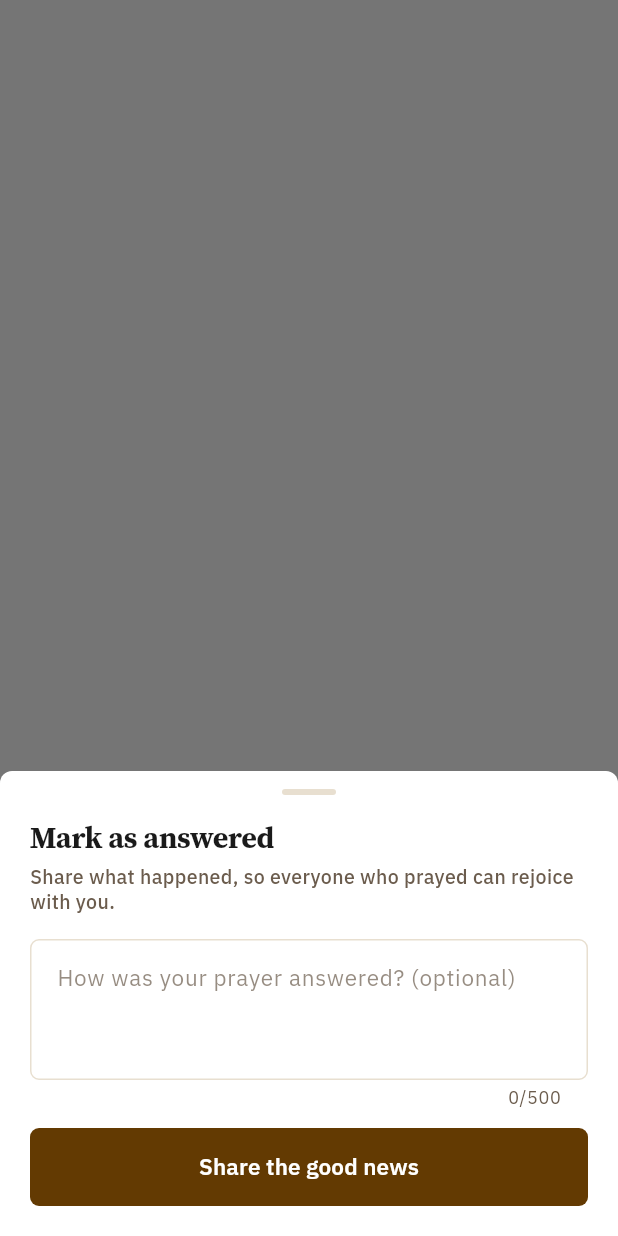
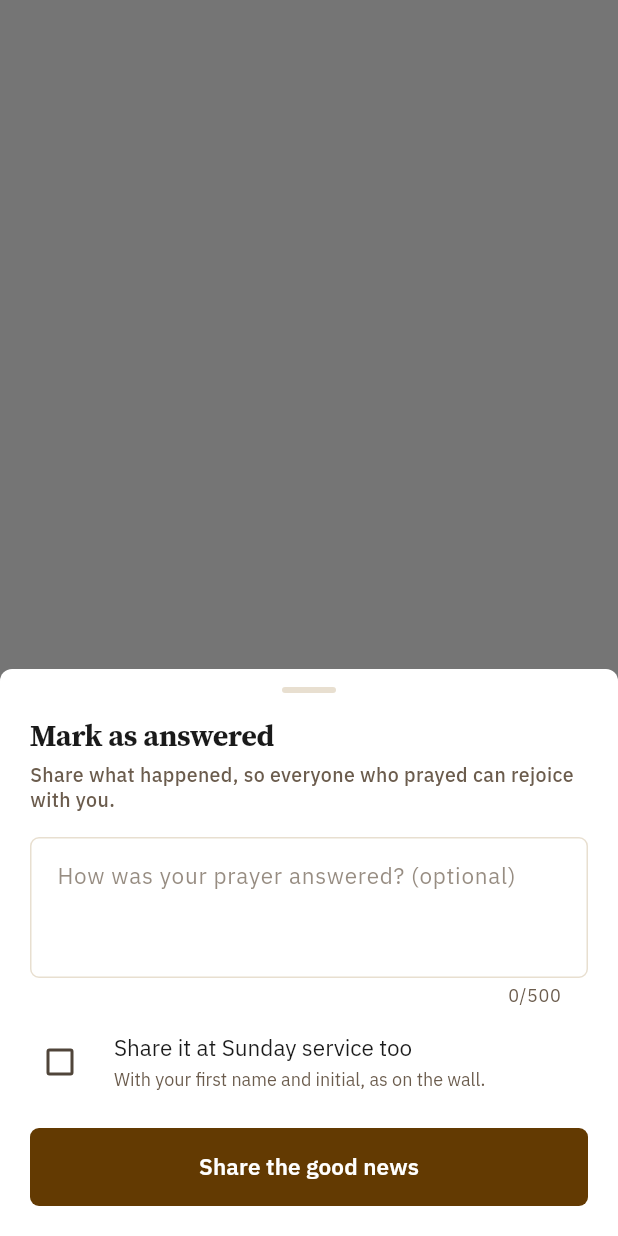
Before and after one commit to Achu-Worifung/rejoice-greatly-mobile-app, a Flutter app: what runPrayerAction() shows on an empty page, opened directly with empty values, on a phone screen of 412 x 824 dp. Run offline on Flutter 3.47's test engine with Material 3 defaults, Android fonts, the phone set to English and light mode, and no system bars; our stand-ins replace app_links, auto_size_text, cached_network_image, camera, carousel_slider, firebase_auth and 14 more; missing offline and left inert: cryptography, dart:html, dart:ui_web, google_mlkit_face_detection, nfc_manager, onesignal_flutter and 1 more; accounts and stored records are empty; network calls fail; project files that could hold a hidden picture were left out.

Commit message:
Ask "still need prayer?", share answers on Sunday, and respect mutes
- A month on, the author's own card asks "Still need prayer for this?"
  with Keep praying, It's been answered, and Take it down. Archived
  requests say they're off the wall and can be put back; the menu can
  take a request off the wall without deleting it.
- Marking a request answered offers "Share it at Sunday service too",
  saying how the name would read (first name and initial, or "Someone
  from church" for an anonymous request).
- While a pastor has paused someone's posting, the share button gives way
  to a quiet note that they can still pray for others.
- The weekly "people prayed for you" note opens the prayer wall when it
  isn't about a single request.

Co-Authored-By: Claude Opus 5.5 <noreply@anthropic.com>
Claude-Session: https://claude.ai/code/session_01XsjLtSeZmoSP1MXG68JRA7

```diff
--- a/lib/notifications/notification_service.dart
+++ b/lib/notifications/notification_service.dart
@@ -74,8 +74,9 @@ class NotificationService {
         final data = event.notification.additionalData;
         final prayerId = data == null ? null : data['prayerId'];
         final instanceId = data == null ? null : data['instanceId'];
-        if (data?['type'] == 'prayer' && prayerId is String && prayerId.isNotEmpty) {
-          PrayerWallApi.pendingThread.value = prayerId;
+        if (data?['type'] == 'prayer') {
+          // The weekly note about several requests has no one request to open.
+          PrayerWallApi.pendingThread.value = prayerId is String ? prayerId : '';
         } else if (data?['type'] == 'event' && instanceId is String && instanceId.isNotEmpty) {
           MemberEvents.pendingEvent.value = instanceId;
         }
--- a/lib/pages/dashboard.dart
+++ b/lib/pages/dashboard.dart
@@ -57,13 +57,14 @@ class _DashboardState extends State<Dashboard> {
     }
   }
 
-  /// Opens the prayer request a tapped reply notification is about.
+  /// Opens the prayer request a tapped prayer notification is about, or
+  /// just the prayer wall when it isn't about one.
   void _openPendingThread() {
     final id = PrayerWallApi.pendingThread.value;
     if (id == null || !mounted) return;
     PrayerWallApi.pendingThread.value = null;
     setState(() => _selectedIndex = _communityTab);
-    openPrayerThread(context, id);
+    if (id.isNotEmpty) openPrayerThread(context, id);
   }
 
   void _onItemTapped(int index) {
--- a/lib/widgets/prayer_sheets.dart
+++ b/lib/widgets/prayer_sheets.dart
@@ -44,12 +44,13 @@ Future<PrayerActionResult?> runPrayerAction(
   try {
     switch (action) {
       case PrayerAction.markAnswered:
-        final note = await showAnsweredSheet(context);
-        if (note == null) return null;
+        final answer = await showAnsweredSheet(context, anonymous: prayer.anonymous);
+        if (answer == null) return null;
         final updated = await PrayerWallApi.setAnswered(
           prayer.id,
           answered: true,
-          note: note.isEmpty ? null : note,
+          note: answer.note.isEmpty ? null : answer.note,
+          shareAtService: answer.shareAtService,
         );
         if (context.mounted) showPrayerSnack(context, 'Praise God! Your church family will rejoice with you.');
         return PrayerActionResult.updated(updated);
@@ -57,6 +58,18 @@ Future<PrayerActionResult?> runPrayerAction(
         return PrayerActionResult.updated(
           await PrayerWallApi.setAnswered(prayer.id, answered: false),
         );
+      case PrayerAction.keepPraying:
+        final updated = await PrayerWallApi.renew(prayer.id);
+        if (context.mounted) {
+          showPrayerSnack(context, prayer.archived ? 'It’s back on the wall.' : 'We’ll keep praying with you.');
+        }
+        return PrayerActionResult.updated(updated);
+      case PrayerAction.archive:
+        final updated = await PrayerWallApi.archive(prayer.id);
+        if (context.mounted) {
+          showPrayerSnack(context, 'It’s off the wall. You’ll still find it under My requests.');
+        }
+        return PrayerActionResult.updated(updated);
       case PrayerAction.delete:
         final ok = await confirmPrayerDialog(
           context,
@@ -362,14 +375,20 @@ class _VisibilityOption extends StatelessWidget {
 
 // ── Mark answered ─────────────────────────────────────────────────────────
 
-/// Asks for an optional praise report. Returns the note ('' for none), or
-/// null if the member backed out.
-Future<String?> showAnsweredSheet(BuildContext context) {
-  return _sheet<String>(context, const _AnsweredSheet());
+/// What the member said when marking a request answered.
+typedef PrayerAnswer = ({String note, bool shareAtService});
+
+/// Asks for an optional praise report, and whether it may be shared at
+/// Sunday service. Null if the member backed out.
+Future<PrayerAnswer?> showAnsweredSheet(BuildContext context, {bool anonymous = false}) {
+  return _sheet<PrayerAnswer>(context, _AnsweredSheet(anonymous: anonymous));
 }
 
 class _AnsweredSheet extends StatefulWidget {
-  const _AnsweredSheet();
+  const _AnsweredSheet({required this.anonymous});
+
+  /// The request was shared anonymously, so it would be shared that way too.
+  final bool anonymous;
 
   @override
   State<_AnsweredSheet> createState() => _AnsweredSheetState();
@@ -377,6 +396,7 @@ class _AnsweredSheet extends StatefulWidget {
 
 class _AnsweredSheetState extends State<_AnsweredSheet> {
   final _controller = TextEditingController();
+  bool _share = false;
 
   @override
   void dispose() {
@@ -407,10 +427,27 @@ class _AnsweredSheetState extends State<_AnsweredSheet> {
           style: ChurchType.body,
           decoration: const InputDecoration(hintText: 'How was your prayer answered? (optional)'),
         ),
-        const SizedBox(height: 12),
+        CheckboxListTile(
+          value: _share,
+          onChanged: (v) => setState(() => _share = v ?? false),
+          contentPadding: EdgeInsets.zero,
+          controlAffinity: ListTileControlAffinity.leading,
+          activeColor: ChurchColors.button,
+          title: const Text('Share it at Sunday service too', style: ChurchType.body),
+          subtitle: Text(
+            widget.anonymous
+                ? 'It would be shared as from “Someone from church”.'
+                : 'With your first name and initial, as on the wall.',
+            style: ChurchType.caption,
+          ),
+        ),
+        const SizedBox(height: 8),
         ChurchPrimaryButton(
           label: 'Share the good news',
-          onPressed: () => Navigator.pop(context, _controller.text.trim()),
+          onPressed: () => Navigator.pop<PrayerAnswer>(
+            context,
+            (note: _controller.text.trim(), shareAtService: _share),
+          ),
         ),
       ],
     );
```
Also changed, not shown: lib/pages/community_page.dart (+45 -12 lines), lib/services/prayer_wall_api.dart (+38 -3 lines), lib/widgets/prayer_card.dart (+72 -4 lines), 1 other file.
